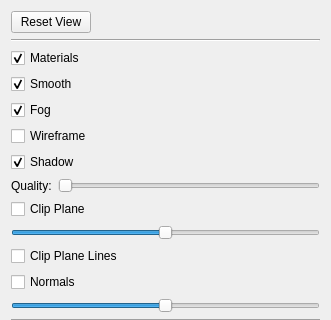
cppd/math, file src/gui/main_window/view_widget.ui: the form before one commit; both pictures show x 0 to 331 and y 0 to 320 of the 331 by 909 pixel window.
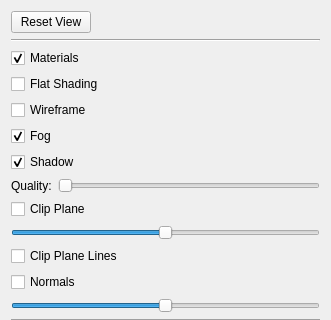
The form after the commit.

The edit to the form file:
```diff
--- a/src/gui/main_window/view_widget.ui
+++ b/src/gui/main_window/view_widget.ui
@@ -67,20 +67,10 @@
    <item>
     <widget class="QCheckBox" name="check_box_smooth">
      <property name="text">
-      <string>Smooth</string>
+      <string>Flat Shading</string>
      </property>
      <property name="checked">
-      <bool>true</bool>
-     </property>
-    </widget>
-   </item>
-   <item>
-    <widget class="QCheckBox" name="check_box_fog">
-     <property name="text">
-      <string>Fog</string>
-     </property>
-     <property name="checked">
-      <bool>true</bool>
+      <bool>false</bool>
      </property>
     </widget>
    </item>
@@ -94,6 +84,16 @@
      </property>
     </widget>
    </item>
+   <item>
+    <widget class="QCheckBox" name="check_box_fog">
+     <property name="text">
+      <string>Fog</string>
+     </property>
+     <property name="checked">
+      <bool>true</bool>
+     </property>
+    </widget>
+   </item>
    <item>
     <widget class="QCheckBox" name="check_box_shadow">
      <property name="text">
```
Left out of the diff: 2 changed lines with no effect on the pictures.
